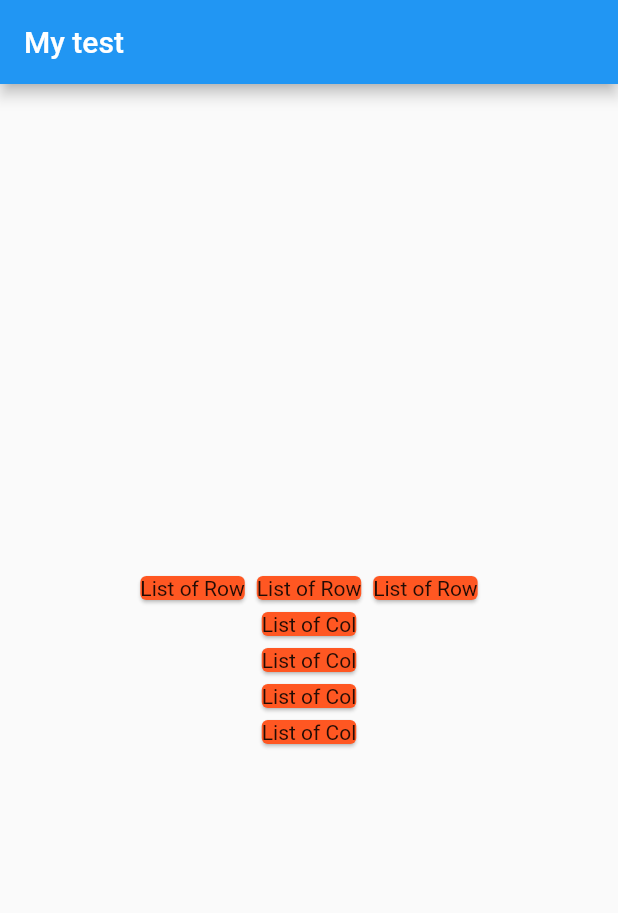
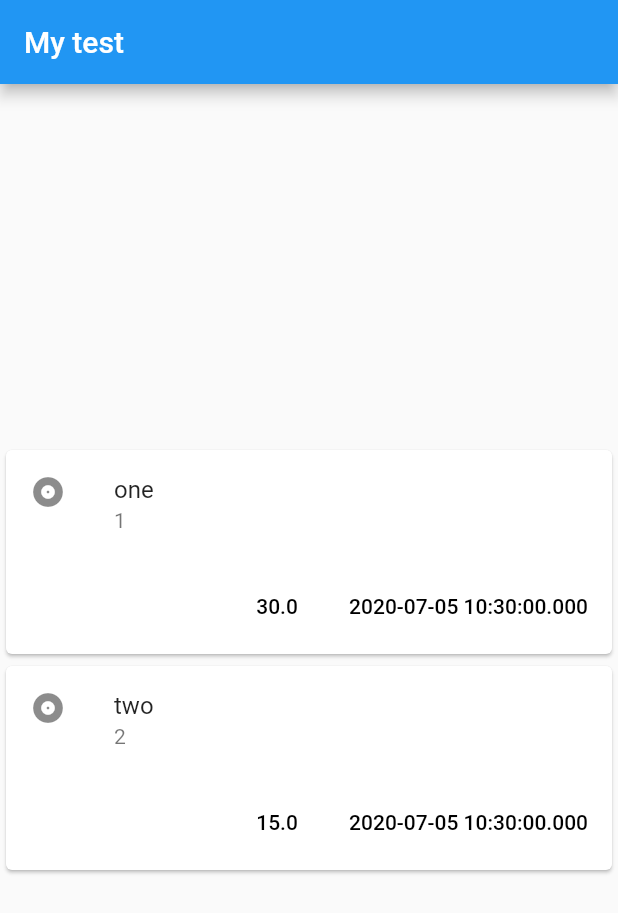
Before and after one commit to Playground-spk/start-dart, a Flutter app: the screen it shows after launch, on a phone screen of 412 x 824 dp. Shown: the top 913 px of the screen. Run offline on Flutter 3.47's test engine with Material 2 defaults, Android fonts, the phone set to English and light mode, and no system bars.

Commit message:
lesson use-map List[]-include-class **note map-can-use-in children

```diff
--- a/Flutter/lab1/lib/implementWidget.dart
+++ /dev/null
@@ -1 +0,0 @@
-import 'package:flutter/material.dart';
--- a/Flutter/lab1/lib/main.dart
+++ b/Flutter/lab1/lib/main.dart
@@ -1,4 +1,5 @@
 import 'package:flutter/material.dart';
+import './transaction.dart';
 
 void main() => runApp(MyApp());
 
@@ -12,6 +13,10 @@ class MyApp extends StatelessWidget {
 }
 
 class MyHomePage extends StatelessWidget {
+  final List<Transaction> transactions = [
+    Transaction(id: '1', title: 'one', amount: 30, date: DateTime.now()),
+    Transaction(id: '2', title: 'two', amount: 15, date: DateTime.now())
+  ];
   Widget build(BuildContext context) {
     return Scaffold(
         appBar: AppBar(
@@ -19,42 +24,31 @@ class MyHomePage extends StatelessWidget {
         ),
         body: Column(
             mainAxisAlignment: MainAxisAlignment.center,
+            children: transactions.map((e) {
+              return Card(
+                child: Column(
+                  mainAxisSize: MainAxisSize.min,
                   children: <Widget>[
-            Row(
-              mainAxisAlignment: MainAxisAlignment.center,
-              crossAxisAlignment: CrossAxisAlignment.end,
+                    ListTile(
+                      leading: Icon(Icons.album),
+                      title: Text(e.title),
+                      subtitle: Text(e.id),
+                    ),
+                    ButtonBar(
                       children: <Widget>[
-                Card(
-                  color: Colors.deepOrange,
-                  child: Text('List of Row'),
+                        FlatButton(
+                          child: Text(e.amount.toString()),
+                          onPressed: () {/* ... */},
                         ),
-                Card(
-                  color: Colors.deepOrange,
-                  child: Text('List of Row'),
-                ),
-                Card(
-                  color: Colors.deepOrange,
-                  child: Text('List of Row'),
+                        FlatButton(
+                          child: Text(e.date.toString()),
+                          onPressed: () {/* ... */},
                         ),
                       ],
                     ),
-            Card(
-              color: Colors.deepOrange,
-              child: Text('List of Col'),
+                  ],
                 ),
-            Card(
-              color: Colors.deepOrange,
-              child: Text('List of Col'),
-            ),
-            Card(
-              color: Colors.deepOrange,
-              child: Text('List of Col'),
-            ),
-            Card(
-              color: Colors.deepOrange,
-              child: Text('List of Col'),
-            )
-          ],
-        ));
+              );
+            }).toList()));
   }
 }
--- /dev/null
+++ b/Flutter/lab1/lib/transaction.dart
@@ -0,0 +1,14 @@
+import 'package:flutter/foundation.dart';
+
+class Transaction {
+  final String id;
+  final String title;
+  final double amount;
+  final DateTime date;
+
+  Transaction(
+      {@required this.id,
+      @required this.title,
+      @required this.amount,
+      @required this.date});
+}
```
Lines whose indentation alone changed are shown as unchanged.
